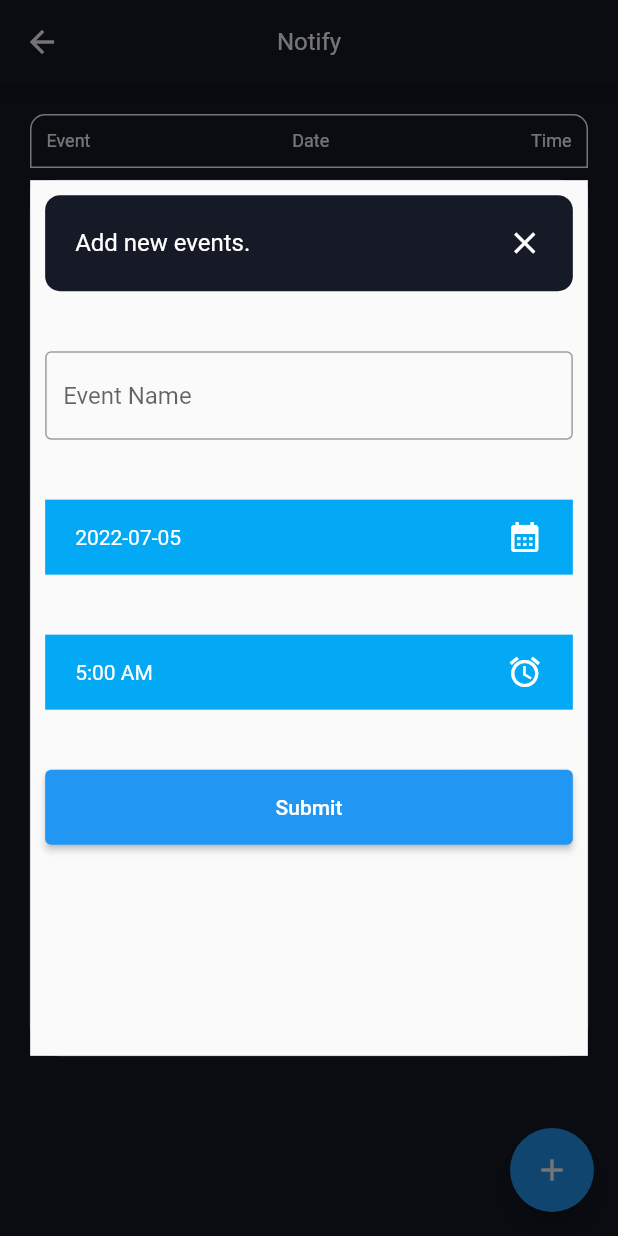
After one commit to atomyongya/time_Management, a Flutter app: the NotifyScreen screen opened by its route, after a tap on the "add" icon, on a phone screen of 412 x 824 dp. The commit adds this screen. Run offline on Flutter 3.47's test engine with Material 2 defaults, Android fonts, the phone set to English and light mode, and no system bars; our stand-ins replace get, shared_preferences; accounts and stored records are empty.

Commit message:
Frontend of the notify feature is completed and now working with backend to create dynamic list

```diff
--- /dev/null
+++ b/Idea.txt
@@ -0,0 +1,7 @@
+Notify:
+(1) Should produce alarm on specific time given by user.
+    a) Add event button. **
+    b) List should be produce if new event is added to it.
+    c) list of event should be able to CRUD operation.
+
+(2) Near event should be display on bottom of the home screen.
--- a/time_management_application/lib/screen/dashboard/home.dart
+++ b/time_management_application/lib/screen/dashboard/home.dart
@@ -131,7 +131,7 @@ class _HomeScreen extends State<HomeScreen> {
                               icon: featureIcons[index],
                               iconSize: 46,
                               size: 80,
-                              backgroundColor: Colors.lightBlue,
+                              backgroundColor: AppColors.backgroundColor,
                             ),
                           ),
 
--- /dev/null
+++ b/time_management_application/lib/screen/dashboard/notify_screen/add_list.dart
@@ -0,0 +1,219 @@
+import 'dart:convert';
+import 'dart:developer';
+
+import 'package:flutter/material.dart';
+import 'package:get/get.dart';
+import 'package:time_management_application/api/user_authentication.dart';
+import 'package:time_management_application/utils/colors.dart';
+import 'package:time_management_application/utils/dimensions.dart';
+import 'package:time_management_application/widgets/big_text.dart';
+
+class AddListWidget extends StatefulWidget {
+  const AddListWidget({Key? key}) : super(key: key);
+
+  @override
+  State<AddListWidget> createState() => _AddListWidgetState();
+}
+
+class _AddListWidgetState extends State<AddListWidget> {
+  DateTime? _date = DateTime.now();
+  TimeOfDay? _time = const TimeOfDay(hour: 5, minute: 00);
+  final _eventController = TextEditingController();
+  @override
+  Widget build(BuildContext context) {
+    return Container(
+        margin: EdgeInsets.only(
+          bottom: Dimensions.height10 * 12,
+          left: Dimensions.width10 * 2,
+          right: Dimensions.width10 * 2,
+          top: Dimensions.height10 * 12,
+        ),
+        decoration: BoxDecoration(
+          color: AppColors.backgroundColor,
+          borderRadius: BorderRadius.circular(20),
+          border: Border.all(
+            color: AppColors.whiteColor,
+            width: 0.1,
+          ),
+        ),
+        child: Scaffold(
+          body: SingleChildScrollView(
+            child: Padding(
+              padding: EdgeInsets.only(
+                bottom: Dimensions.height10,
+                left: Dimensions.width10,
+                right: Dimensions.width10,
+                top: Dimensions.height10,
+              ),
+              child: Column(
+                mainAxisAlignment: MainAxisAlignment.center,
+                children: [
+                  // Top Section
+                  Container(
+                    padding: EdgeInsets.only(
+                      bottom: Dimensions.height10 * 2,
+                      left: Dimensions.width10 * 2,
+                      right: Dimensions.width10 * 2,
+                      top: Dimensions.height10 * 2,
+                    ),
+                    decoration: BoxDecoration(
+                      color: AppColors.backgroundColor,
+                      borderRadius: BorderRadius.circular(10),
+                    ),
+                    child: Row(
+                      mainAxisAlignment: MainAxisAlignment.spaceBetween,
+                      children: [
+                        const BigTextWidget(
+                          text: "Add new events.",
+                        ),
+                        InkWell(
+                          onTap: () => Navigator.pop(context),
+                          child: const Icon(
+                            Icons.close,
+                            color: AppColors.whiteColor,
+                          ),
+                        ),
+                      ],
+                    ),
+                  ),
+                  const SizedBox(height: 40),
+                  // Event Name
+                  TextFormField(
+                    controller: _eventController,
+                    decoration: const InputDecoration(
+                      hintText: "Event Name",
+                      enabledBorder: OutlineInputBorder(
+                        borderSide: BorderSide(color: Colors.grey),
+                      ),
+                    ),
+                  ),
+                  const SizedBox(height: 40),
+
+                  // Date
+                  InkWell(
+                    onTap: () {
+                      showDatePicker(
+                        context: context,
+                        initialDate: DateTime.now(),
+                        firstDate: DateTime.now(),
+                        lastDate: DateTime(3000),
+                      ).then((value) => setState(() {
+                            _date = value;
+                          }));
+                    },
+                    child: Container(
+                      padding: EdgeInsets.only(
+                        bottom: Dimensions.height10,
+                        left: Dimensions.width10 * 2,
+                        right: Dimensions.width10 * 2,
+                        top: Dimensions.height10,
+                      ),
+                      color: Colors.lightBlue,
+                      height: 50,
+                      child: Row(
+                        mainAxisAlignment: MainAxisAlignment.spaceBetween,
+                        children: [
+                          Text(
+                            "${_date!.year}-${_date!.month.toString().length == 1 ? '0${_date!.month}' : _date!.month}-${_date!.day.toString().length == 1 ? '0${_date!.day}' : _date!.day}",
+                            style: const TextStyle(color: AppColors.whiteColor),
+                          ),
+                          const Icon(
+                            Icons.calendar_month,
+                            color: AppColors.whiteColor,
+                          )
+                        ],
+                      ),
+                    ),
+                  ),
+                  const SizedBox(height: 40),
+
+                  // Time
+                  InkWell(
+                    onTap: () {
+                      showTimePicker(
+                        context: context,
+                        initialTime: const TimeOfDay(hour: 5, minute: 00),
+                      ).then((value) => setState(
+                            () => _time = value,
+                          ));
+                    },
+                    child: Container(
+                      padding: EdgeInsets.only(
+                        bottom: Dimensions.height10,
+                        left: Dimensions.width10 * 2,
+                        right: Dimensions.width10 * 2,
+                        top: Dimensions.height10,
+                      ),
+                      color: Colors.lightBlue,
+                      height: 50,
+                      child: Row(
+                        mainAxisAlignment: MainAxisAlignment.spaceBetween,
+                        children: [
+                          Text(
+                            _time!.format(context).toString(),
+                            style: const TextStyle(color: AppColors.whiteColor),
+                          ),
+                          const Icon(
+                            Icons.alarm,
+                            color: AppColors.whiteColor,
+                          )
+                        ],
+                      ),
+                    ),
+                  ),
+                  const SizedBox(height: 40),
+
+                  // Submit Button
+                  ElevatedButton(
+                    onPressed: () {
+                      _addEventList();
+                    },
+                    style: ElevatedButton.styleFrom(
+                      minimumSize: const Size(double.infinity, 50),
+                    ),
+                    child: const Text("Submit"),
+                  ),
+                ],
+              ),
+            ),
+          ),
+        ));
+  }
+
+  _addEventList() async {
+    try {
+      final data = {
+        "event": _eventController.text,
+        "date": _date.toString(),
+        "time": _time.toString(),
+      };
+
+      Response response = await UserAuthentication().postData(data, "event");
+
+      final body = await json.decode(response.body);
+
+      if (response.statusCode == 200 || response.statusCode == 201) {
+        log(body.toString());
+        if (!mounted) return;
+        // If successfully pushed in the backend..
+        Navigator.pop(context);
+      } else {
+        log("Error from _addEventList");
+        const message = "Sorry something went wrong";
+        const snackBar = SnackBar(content: Text(message));
+        if (!mounted) return;
+        return ScaffoldMessenger.of(context)
+          ..removeCurrentSnackBar()
+          ..showSnackBar(snackBar);
+      }
+    } catch (error) {
+      log("Error from _addEventList\n$error");
+      const message = "Sorry something went wrong";
+      const snackBar = SnackBar(content: Text(message));
+      if (!mounted) return;
+      return ScaffoldMessenger.of(context)
+        ..removeCurrentSnackBar()
+        ..showSnackBar(snackBar);
+    }
+  }
+}
--- a/time_management_application/lib/screen/dashboard/notify_screen/notify.dart
+++ b/time_management_application/lib/screen/dashboard/notify_screen/notify.dart
@@ -1,5 +1,7 @@
 import "package:flutter/material.dart";
+import 'package:time_management_application/screen/dashboard/notify_screen/add_list.dart';
 import 'package:time_management_application/utils/colors.dart';
+import 'package:time_management_application/widgets/big_text.dart';
 import 'package:time_management_application/widgets/small_text.dart';
 
 class NotifyScreen extends StatefulWidget {
@@ -19,9 +21,97 @@ class _NotifyScreen extends State<NotifyScreen> {
         centerTitle: true,
         backgroundColor: AppColors.backgroundColor,
       ),
-      body: Center(
-        child: Column(
-          children: const [],
+      body: Padding(
+        padding: const EdgeInsets.all(20),
+        child: Center(
+          child: Column(
+            children: [
+              // Title for event
+              eventDateTime(
+                "Event",
+                "Date",
+                "Time",
+                topLeft: 10,
+                topRight: 10,
+              ),
+              const SizedBox(height: 15),
+
+              // List of event
+              Expanded(
+                child: ListView.builder(
+                  itemCount: 5,
+                  itemBuilder: (context, valueIndex) {
+                    return Column(
+                      children: [
+                        eventDateTime(
+                          "event",
+                          "date",
+                          "time",
+                          color: Colors.lightBlueAccent,
+                          fontSize: 13,
+                          padding: 20,
+                        ),
+                        const SizedBox(height: 10),
+                      ],
+                    );
+                  },
+                ),
+              ),
+
+
+            ],
+          ),
+        ),
+      ),
+      floatingActionButton: FloatingActionButton(
+        onPressed: () {
+          showDialog(
+            context: context,
+            builder: (context) => const AddListWidget(),
+          );
+        },
+        child: const Icon(Icons.add),
+      ),
+    );
+  }
+
+  Container eventDateTime(String event, date, time,
+      {double? topLeft,
+      double? topRight,
+      Color? color,
+      double? fontSize,
+      double? padding}) {
+    return Container(
+      decoration: BoxDecoration(
+        color: color,
+        border: Border.all(color: Colors.white),
+        borderRadius: BorderRadius.only(
+            topLeft: Radius.circular(topLeft ?? 0),
+            topRight: Radius.circular(topRight ?? 0)),
+      ),
+      child: Padding(
+        padding: EdgeInsets.all(padding ?? 10),
+        child: Row(
+          mainAxisAlignment: MainAxisAlignment.spaceBetween,
+          children: [
+            // Event name
+            BigTextWidget(
+              text: event,
+              fontSize: fontSize ?? 12,
+            ),
+
+            // Date
+            BigTextWidget(
+              text: date,
+              fontSize: fontSize ?? 12,
+            ),
+
+            //Time
+            BigTextWidget(
+              text: time,
+              fontSize: fontSize ?? 12,
+            )
+          ],
         ),
       ),
     );
--- a/time_management_application/lib/widgets/big_text.dart
+++ b/time_management_application/lib/widgets/big_text.dart
@@ -20,7 +20,6 @@ class BigTextWidget extends StatelessWidget {
         fontSize: fontSize,
         color: textColor,
         fontFamily: "Roboto",
-        fontWeight: FontWeight.w800,
       ),
     );
   }
```
Also changed, not shown: time_management_application/lib/screen/login/login.dart (+0 -11 lines), time_management_application/lib/widgets/customize_icon.dart (line endings or trailing spaces), 3 other files.
